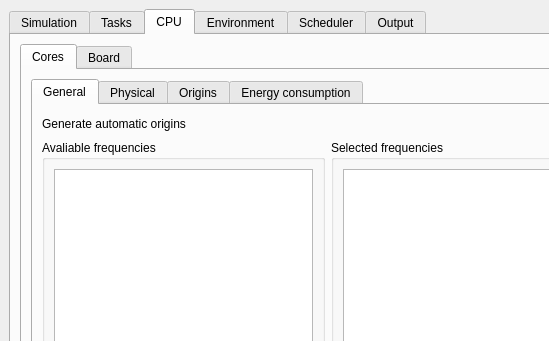
Qt form main/ui/gui/ui_specification/design/gui_main_desing.ui (uz-gaz/Tertimuss) before a commit; both pictures show x 0 to 549 and y 0 to 341 of the 656 by 568 pixel window.
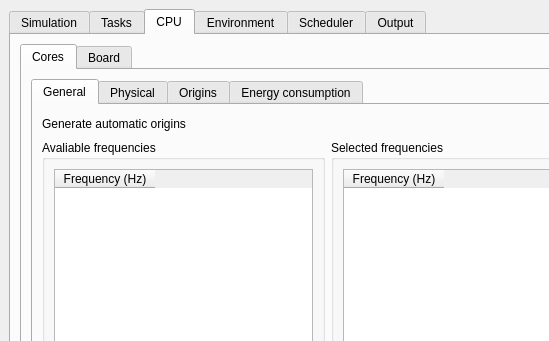
The same form after that commit. The open tabs and pages were chosen to show the change.

```diff
--- a/main/ui/gui/ui_specification/design/gui_main_desing.ui
+++ b/main/ui/gui/ui_specification/design/gui_main_desing.ui
@@ -402,7 +402,19 @@
                     </property>
                     <layout class="QVBoxLayout" name="verticalLayout_10">
                      <item>
-                      <widget class="QTableView" name="tableView_cpu_cores_avaliable_frequencies"/>
+                      <widget class="QTableWidget" name="tableWidget_cpu_cores_avaliable_frequencies">
+                       <property name="selectionMode">
+                        <enum>QAbstractItemView::SingleSelection</enum>
+                       </property>
+                       <property name="selectionBehavior">
+                        <enum>QAbstractItemView::SelectRows</enum>
+                       </property>
+                       <column>
+                        <property name="text">
+                         <string>Frequency (Hz)</string>
+                        </property>
+                       </column>
+                      </widget>
                      </item>
                      <item>
                       <layout class="QHBoxLayout" name="horizontalLayout_27">
@@ -445,7 +457,19 @@
                     </property>
                     <layout class="QVBoxLayout" name="verticalLayout_11">
                      <item>
-                      <widget class="QTableView" name="tableView_cpu_cores_selected_frequencies"/>
+                      <widget class="QTableWidget" name="tableWidget_cpu_cores_selected_frequencies">
+                       <property name="selectionMode">
+                        <enum>QAbstractItemView::SingleSelection</enum>
+                       </property>
+                       <property name="selectionBehavior">
+                        <enum>QAbstractItemView::SelectRows</enum>
+                       </property>
+                       <column>
+                        <property name="text">
+                         <string>Frequency (Hz)</string>
+                        </property>
+                       </column>
+                      </widget>
                      </item>
                      <item>
                       <layout class="QHBoxLayout" name="horizontalLayout_29">
```
Left out of the diff: 155 changed lines with no effect on the pictures.
